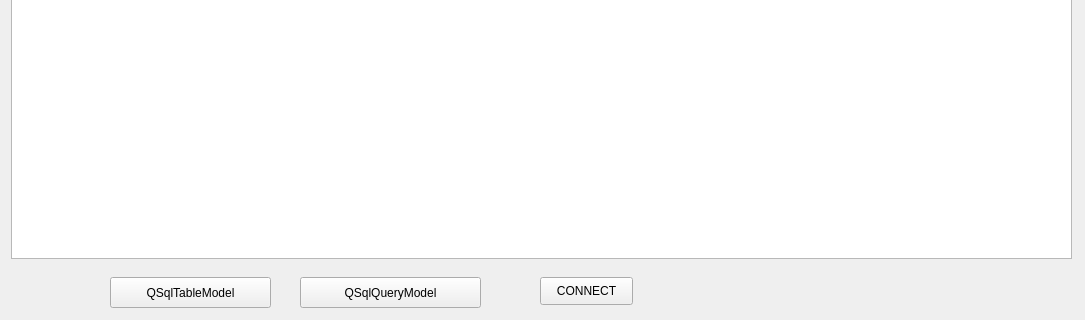
Before: the Qt Designer form widget.ui in kabu1204/ManagementSystem, drawn with Qt 5; both pictures show x 0 to 1085 and y 373 to 693 of the 1085 by 693 pixel window.
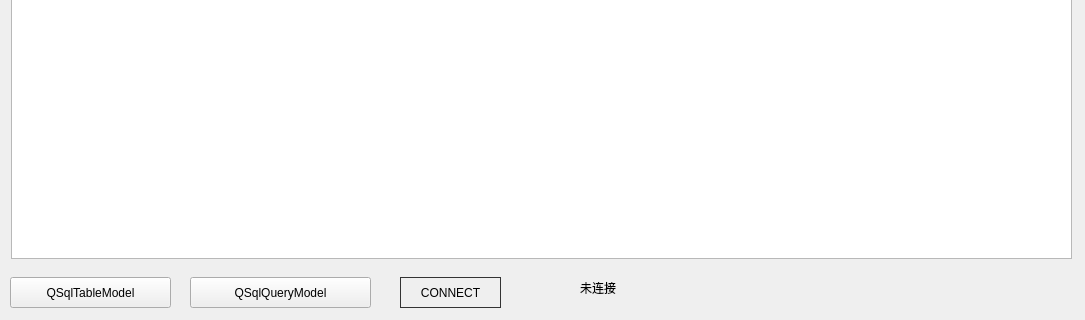
After: the same form once the commit is applied.

```diff
--- a/widget.ui
+++ b/widget.ui
@@ -16,7 +16,7 @@
   <widget class="QPushButton" name="pushButton">
    <property name="geometry">
     <rect>
-     <x>110</x>
+     <x>10</x>
      <y>650</y>
      <width>161</width>
      <height>31</height>
@@ -29,12 +29,35 @@
   <widget class="QPushButton" name="pushButton_2">
    <property name="geometry">
     <rect>
-     <x>540</x>
+     <x>400</x>
      <y>650</y>
-     <width>93</width>
-     <height>28</height>
+     <width>101</width>
+     <height>31</height>
     </rect>
    </property>
+   <property name="styleSheet">
+    <string notr="true">QPushButton {
+    border: 1px solid #333333;
+    padding: 4px;
+    min-width: 65px;
+    min-height: 12px;
+}
+
+QPushButton:hover {
+    background-color: #333333;
+    border-color: #444444;
+}
+
+QPushButton:pressed {
+    background-color: #111111;
+    border-color: #333333;
+    color: yellow;
+}
+
+QPushButton:disabled {
+    color: #333333;
+}</string>
+   </property>
    <property name="text">
     <string>CONNECT</string>
    </property>
@@ -65,7 +88,7 @@
   <widget class="QPushButton" name="pushButton_3">
    <property name="geometry">
     <rect>
-     <x>300</x>
+     <x>190</x>
      <y>650</y>
      <width>181</width>
      <height>31</height>
@@ -75,6 +98,19 @@
     <string>QSqlQueryModel</string>
    </property>
   </widget>
+  <widget class="QLabel" name="label_2">
+   <property name="geometry">
+    <rect>
+     <x>580</x>
+     <y>650</y>
+     <width>391</width>
+     <height>21</height>
+    </rect>
+   </property>
+   <property name="text">
+    <string>未连接</string>
+   </property>
+  </widget>
  </widget>
  <resources/>
  <connections/>
```
Left out of the diff: 3 changed lines with no effect on the pictures.
